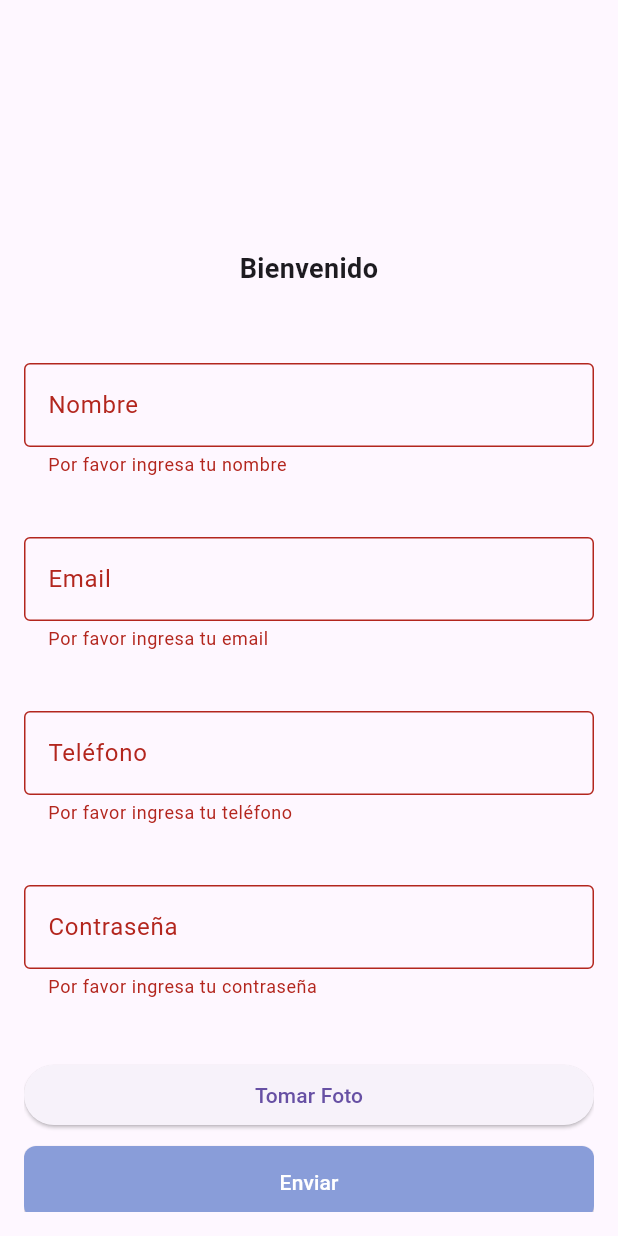
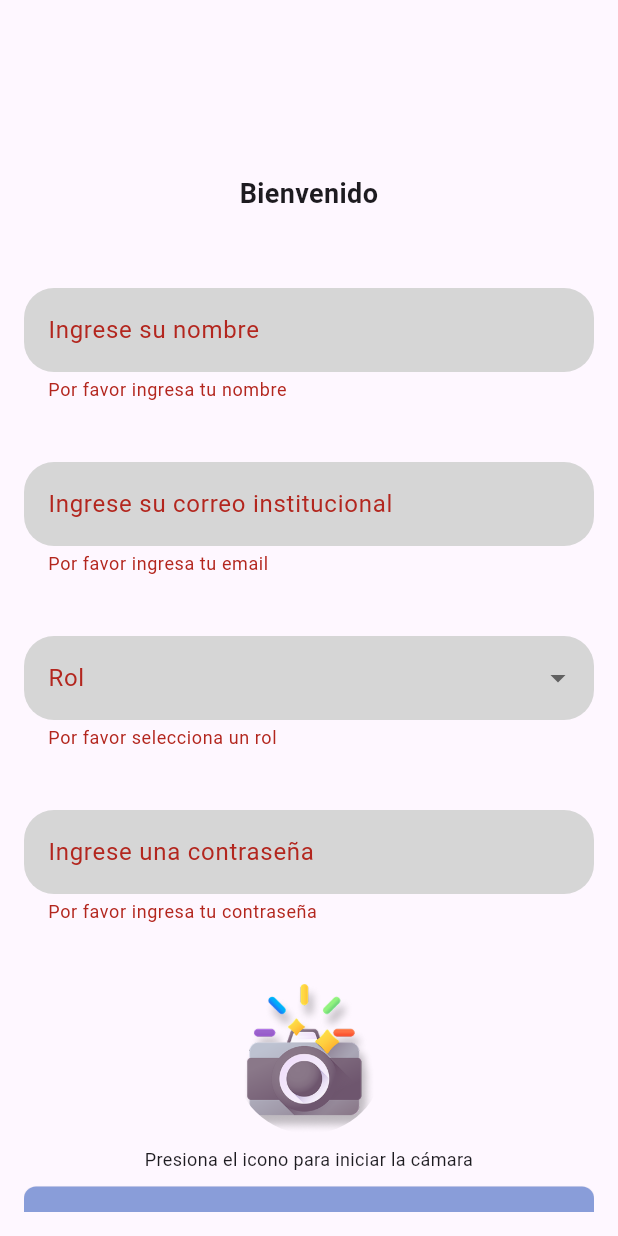
Before and after one commit to tatanardila99/recognitionApp, a Flutter app: the FaceIdSignUp screen opened by its route, after a tap on "Enviar", on a phone screen of 412 x 824 dp. Run offline on Flutter 3.47's test engine with Material 3 defaults, Android fonts, the phone set to English and light mode, and no system bars; our stand-ins replace camera, google_fonts, image_picker; missing offline and left inert: dart:ffi, face_camera, google_ml_kit.

Commit message:
cambios_front_end
* Se agrega la pantalla de inicio de sesion y la logica para el registro de usuarios

```diff
--- a/lib/screens/face_id_intro_screen.dart
+++ b/lib/screens/face_id_intro_screen.dart
@@ -11,9 +11,9 @@
       body: Stack(
         fit: StackFit.expand,
         children: [
-          // Imagen de fondo
+
           Image.asset('assets/background.jpg', fit: BoxFit.cover),
-          // Contenido principal
+
           Center(
             child: Column(
               mainAxisAlignment: MainAxisAlignment.center,
--- a/lib/screens/face_id_sign_up.dart
+++ b/lib/screens/face_id_sign_up.dart
@@ -1,13 +1,14 @@
 import 'dart:io';
+import 'package:camera/camera.dart';
 import 'package:flutter/material.dart';
 import 'package:image_picker/image_picker.dart';
+import 'package:face_camera/face_camera.dart';
+import 'package:uts_recognitionapp/services/service.dart';
 
 class FaceIdSignUp extends StatelessWidget {
   @override
   Widget build(BuildContext context) {
-    return Scaffold(
-      body: Formulario(),
-    );
+    return Scaffold(body: Formulario());
   }
 }
 
@@ -16,33 +17,60 @@
   _FormularioState createState() => _FormularioState();
 }
 
-class _FormularioState extends State<Formulario> {
+class _FormularioState extends State<Formulario> with WidgetsBindingObserver {
   final _formKey = GlobalKey<FormState>();
-  final _nombreController = TextEditingController();
+  final _nameController = TextEditingController();
   final _emailController = TextEditingController();
-  final _telefonoController = TextEditingController();
   final _passwordController = TextEditingController();
-  File? _imagen;
-  bool _isCameraOverlayVisible = false;
-  final picker = ImagePicker();
+  final BackendService _backendService = BackendService();
 
-  void _toggleCameraOverlay() {
-    setState(() {
-      _isCameraOverlayVisible = !_isCameraOverlayVisible;
-    });
+  String? _selectedRol;
+  final List<String> _roles = ['estudiante', 'profesor'];
+
+  File? _capturedFace;
+  FaceCameraController? _cameraController;
+  bool _isCameraActive = false;
+  String _cameraMessage = 'Presiona el icono para iniciar la cámara';
+
+  @override
+  void initState() {
+    super.initState();
+    _cameraController = FaceCameraController(
+      autoCapture: true,
+      defaultCameraLens: CameraLens.front,
+      onCapture: (File? image) {
+        setState(() {
+          _capturedFace = image;
+          _isCameraActive = false;
+          _cameraMessage = 'Rostro capturado!';
+          Future.delayed(const Duration(seconds: 3), () {
+            setState(() {
+              _cameraMessage = 'Presiona el icono para iniciar la cámara';
+            });
+          });
+        });
+      },
+      onFaceDetected: (Face? face) {
+
+      },
+    );
   }
 
-  Future getImage() async {
-    final pickedFile = await picker.pickImage(source: ImageSource.camera);
+  @override
+  void dispose() {
+    _cameraController?.dispose();
+    super.dispose();
+  }
 
+  void _startCamera() {
     setState(() {
-      if (pickedFile != null) {
-        _imagen = File(pickedFile.path);
-      } else {
-        print('No se seleccionó ninguna imagen.');
-      }
+      _isCameraActive = true;
     });
+    if (_cameraController != null) {
+      _cameraController!.startImageStream();
+    }
   }
+
 
   @override
   Widget build(BuildContext context) {
@@ -54,16 +82,23 @@
             key: _formKey,
             child: ListView(
               children: <Widget>[
-                SizedBox(height: 150),
-                Text("Bienvenido", style: TextStyle(fontWeight: FontWeight.w600, fontSize: 18), textAlign: TextAlign.center,),
+                SizedBox(height: 100),
+                Text(
+                  "Bienvenido",
+                  style: TextStyle(fontWeight: FontWeight.w600, fontSize: 18),
+                  textAlign: TextAlign.center,
+                ),
                 SizedBox(height: 50),
                 TextFormField(
-                  controller: _nombreController,
+                  controller: _nameController,
                   decoration: InputDecoration(
                     border: OutlineInputBorder(
-                      borderSide: BorderSide(color: Colors.grey),
+                      borderRadius: BorderRadius.circular(20.0),
+                      borderSide: BorderSide.none,
                     ),
-                    labelText: 'Nombre',
+                    filled: true,
+                    fillColor: Colors.grey[350],
+                    labelText: 'Ingrese su nombre',
                   ),
                   validator: (value) {
                     if (value == null || value.isEmpty) {
@@ -75,9 +110,15 @@
                 SizedBox(height: 40),
                 TextFormField(
                   controller: _emailController,
-                  decoration: InputDecoration(border: OutlineInputBorder(
-                    borderSide: BorderSide(color: Colors.grey),
-                  ), labelText: 'Email'),
+                  decoration: InputDecoration(
+                    border: OutlineInputBorder(
+                      borderRadius: BorderRadius.circular(20.0),
+                      borderSide: BorderSide.none,
+                    ),
+                    filled: true,
+                    fillColor: Colors.grey[350],
+                    labelText: 'Ingrese su correo institucional',
+                  ),
                   validator: (value) {
                     if (value == null || value.isEmpty) {
                       return 'Por favor ingresa tu email';
@@ -86,14 +127,31 @@
                   },
                 ),
                 SizedBox(height: 40),
-                TextFormField(
-                  controller: _telefonoController,
-                  decoration: InputDecoration(border: OutlineInputBorder(
-                    borderSide: BorderSide(color: Colors.grey),
-                  ), labelText: 'Teléfono'),
+                DropdownButtonFormField<String>(
+                  decoration: InputDecoration(
+                    border: OutlineInputBorder(
+                      borderRadius: BorderRadius.circular(20.0),
+                      borderSide: BorderSide.none,
+                    ),
+                    filled: true,
+                    fillColor: Colors.grey[350],
+                    labelText: 'Rol',
+                  ),
+                  value: _selectedRol,
+                  items: _roles.map((String rol) {
+                    return DropdownMenuItem<String>(
+                      value: rol,
+                      child: Text(rol),
+                    );
+                  }).toList(),
+                  onChanged: (String? newValue) {
+                    setState(() {
+                      _selectedRol = newValue;
+                    });
+                  },
                   validator: (value) {
                     if (value == null || value.isEmpty) {
-                      return 'Por favor ingresa tu teléfono';
+                      return 'Por favor selecciona un rol';
                     }
                     return null;
                   },
@@ -101,9 +159,15 @@
                 SizedBox(height: 40),
                 TextFormField(
                   controller: _passwordController,
-                  decoration: InputDecoration(border: OutlineInputBorder(
-                    borderSide: BorderSide(color: Colors.grey),
-                  ), labelText: 'Contraseña'),
+                  decoration: InputDecoration(
+                    border: OutlineInputBorder(
+                      borderRadius: BorderRadius.circular(20.0),
+                      borderSide: BorderSide.none,
+                    ),
+                    filled: true,
+                    fillColor: Colors.grey[350],
+                    labelText: 'Ingrese una contraseña',
+                  ),
                   obscureText: true,
                   validator: (value) {
                     if (value == null || value.isEmpty) {
@@ -113,13 +177,38 @@
                   },
                 ),
                 SizedBox(height: 40),
-                ElevatedButton(onPressed: _toggleCameraOverlay, child: Text('Tomar Foto')),
-                if (_imagen != null)
-                  Image.file(
-                    _imagen!,
-                    width: 150,
-                    height: 150,
-                    fit: BoxFit.cover,
+
+                GestureDetector(
+                  onTap: _startCamera,
+                  child: Container(
+                    width: 100,
+                    height: 100,
+                    decoration: BoxDecoration(
+                      shape: BoxShape.circle,
+                      image: DecorationImage(
+                        image: AssetImage('assets/camera.png'),
+                        fit: BoxFit.contain,
+                      ),
+                    ),
+                  ),
+                ),
+                Padding(
+                  padding: const EdgeInsets.only(top: 8.0),
+                  child: Text(
+                    _cameraMessage,
+                    textAlign: TextAlign.center,
+                    style: const TextStyle(fontSize: 12),
+                  ),
+                ),
+                if (_capturedFace != null)
+                  Padding(
+                    padding: const EdgeInsets.only(top: 16.0),
+                    child: Image.file(
+                      _capturedFace!,
+                      width: 150,
+                      height: 150,
+                      fit: BoxFit.cover,
+                    ),
                   ),
                 SizedBox(height: 10),
                 ElevatedButton(
@@ -133,17 +222,25 @@
                       borderRadius: BorderRadius.circular(8),
                     ),
                   ),
-                  onPressed: () {
-                    if (_formKey.currentState!.validate()) {
-                      print('Nombre: ${_nombreController.text}');
-                      print('Email: ${_emailController.text}');
-                      print('Teléfono: ${_telefonoController.text}');
-                      print('Contraseña: ${_passwordController.text}');
+                  onPressed: () async {
+                    if (_formKey.currentState!.validate() && _capturedFace != null) {
+                      final String name = _nameController.text;
+                      final String email = _emailController.text;
+                      final String password = _passwordController.text;
+
+                      bool success = await _backendService.sendDataRegister(
+                        name,
+                        email,
+                        password,
+                        "454545454",
+                        _selectedRol!,
+                        _capturedFace,
+                      );
                     }
                   },
-                  child: Text('Enviar', style: TextStyle(color: Colors.white),),
+                  child: Text('Enviar', style: TextStyle(color: Colors.white)),
                 ),
-                SizedBox(height: 20,),
+                SizedBox(height: 20),
                 Row(
                   mainAxisAlignment: MainAxisAlignment.center,
                   children: [
@@ -151,7 +248,7 @@
                     InkWell(
                       child: Text(
                         'Ingresar',
-                        style: TextStyle(color: Colors.deepPurpleAccent[400]),
+                        style: TextStyle(color: Color(0xFF50C2C9)),
                       ),
                       onTap: () {
                         Navigator.pushNamed(context, '/sign');
@@ -163,16 +260,15 @@
             ),
           ),
         ),
-        if (_isCameraOverlayVisible)
-          Positioned.fill(
-            child: Container(
-              color: Colors.black54,
-              child: Center(
-                child: Text(
-                  'Contenedor de la Cámara',
-                  style: TextStyle(color: Colors.white, fontSize: 20),
-                ),
-              ),
+        if (_isCameraActive && _cameraController != null)
+          Positioned(
+            top: 0,
+            bottom: 0,
+            left: 0,
+            right: 0,
+            child: SmartFaceCamera(
+              controller: _cameraController!,
+              message: "Centra tu rostro en el recuadro",
             ),
           ),
       ],
--- a/pubspec.yaml
+++ b/pubspec.yaml
@@ -35,6 +35,8 @@
   google_mlkit_face_detection: ^0.12.0
   camera: ^0.11.1
   image_picker: ^0.8.0
+  face_camera: ^0.1.4
+  http: ^1.4.0
 
   # The following adds the Cupertino Icons font to your application.
   # Use with the CupertinoIcons class for iOS style icons.
@@ -64,8 +66,7 @@
 
   # To add assets to your application, add an assets section, like this:
   assets:
-    - assets/face_id.png
-    - assets/background.jpg
+    - assets/
   #   - images/a_dot_ham.jpeg
 
   # An image asset can refer to one or more resolution-specific "variants", see
```
Also changed, not shown: lib/main.dart (+8 -3 lines), lib/screens/face_id_sign.dart (deleted, +0 -138 lines), lib/screens/face_id_sign_in.dart (added, +194 -0 lines), lib/services/service.dart (added, +60 -0 lines), assets/camera.png (added), assets/mobile-login.webp (added), pubspec.lock.
